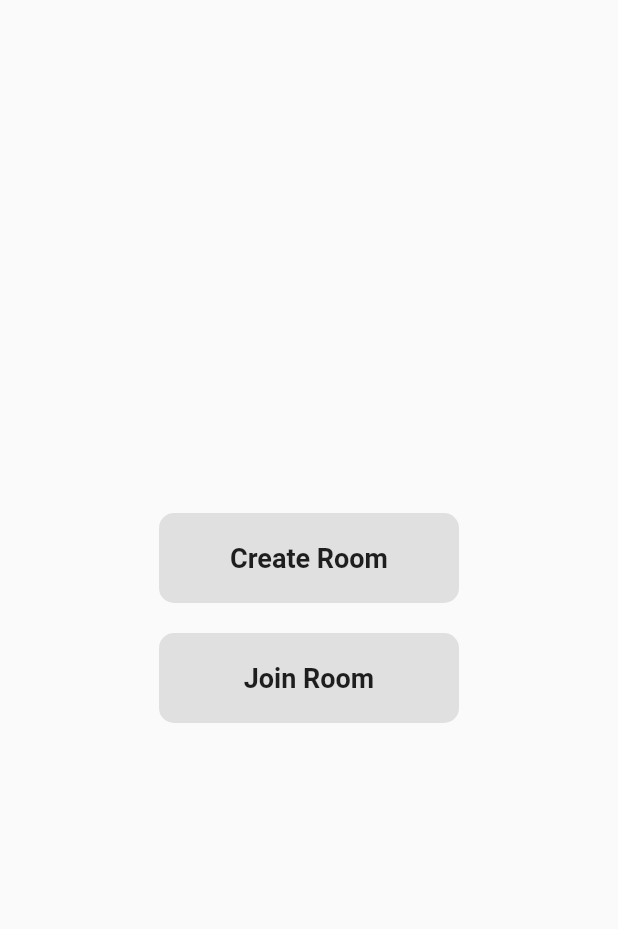
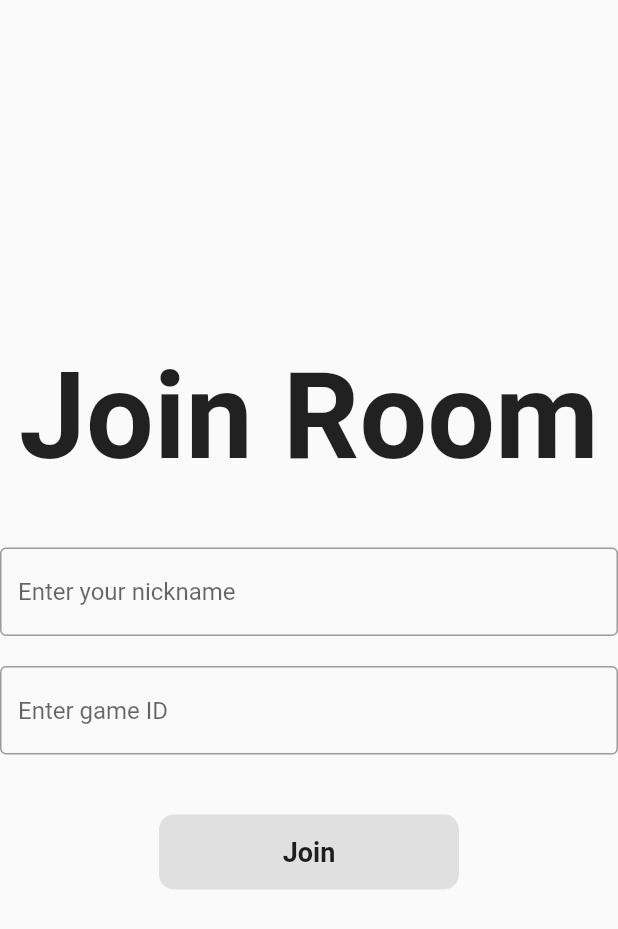
Before and after one commit to rungpreawpan/TicTacToe_Game, a Flutter app: the screen it shows after launch, after a tap on "Join Room", on a phone screen of 412 x 824 dp. Shown: the top 929 px of the screen. Run offline on Flutter 3.47's test engine with Material 2 defaults, Android fonts, the phone set to English and light mode, and no system bars.

Commit message:
add create room and join room screen

```diff
--- /dev/null
+++ b/lib/components/main_menu_button.dart
@@ -0,0 +1,35 @@
+import 'package:flutter/material.dart';
+
+class MainMenuButton extends StatelessWidget {
+  final String buttonTitle;
+  final VoidCallback onTap;
+
+  MainMenuButton({
+    required this.buttonTitle,
+    required this.onTap,
+  });
+
+  @override
+  Widget build(BuildContext context) {
+    return InkWell(
+      onTap: onTap,
+      child: Container(
+        height: 60,
+        width: 200,
+        decoration: BoxDecoration(
+          borderRadius: BorderRadius.circular(10),
+          color: Colors.grey.shade300,
+        ),
+        child: Center(
+          child: Text(
+            buttonTitle,
+            style: const TextStyle(
+              fontSize: 18,
+              fontWeight: FontWeight.bold,
+            ),
+          ),
+        ),
+      ),
+    );
+  }
+}
--- a/lib/main.dart
+++ b/lib/main.dart
@@ -1,4 +1,7 @@
 import 'package:flutter/material.dart';
+import 'package:tictactoe_game/screens/create_room_screen.dart';
+import 'package:tictactoe_game/screens/game_screen.dart';
+import 'package:tictactoe_game/screens/join_room_screen.dart';
 import 'package:tictactoe_game/screens/main_menu_screen.dart';
 
 void main() {
@@ -18,6 +21,9 @@ class MyApp extends StatelessWidget {
       ),
       routes: {
         MainMenuScreen.routeName: (context) => MainMenuScreen(),
+        JoinRoomScreen.routeName: (context) => JoinRoomScreen(),
+        CreateRoomScreen.routeName: (context) => CreateRoomScreen(),
+        GameScreen.routeName: (context) => GameScreen(),
       },
       initialRoute: MainMenuScreen.routeName,
     );
--- a/lib/screens/join_room_screen.dart
+++ b/lib/screens/join_room_screen.dart
@@ -0,0 +1,72 @@
+import 'package:flutter/material.dart';
+import 'package:tictactoe_game/responsive/responsive.dart';
+
+class JoinRoomScreen extends StatefulWidget {
+  static String routeName = 'joinroom';
+
+  @override
+  State<JoinRoomScreen> createState() => _JoinRoomScreenState();
+}
+
+class _JoinRoomScreenState extends State<JoinRoomScreen> {
+  final TextEditingController _nameController = TextEditingController();
+  final TextEditingController _gameIdController = TextEditingController();
+
+  @override
+  Widget build(BuildContext context) {
+    return Scaffold(
+      body: Responsive(
+        child: Container(
+          child: Column(
+            mainAxisAlignment: MainAxisAlignment.center,
+            crossAxisAlignment: CrossAxisAlignment.center,
+            children: [
+              const Text(
+                'Join Room',
+                style: TextStyle(
+                  fontSize: 80,
+                  fontWeight: FontWeight.bold,
+                ),
+              ),
+              const SizedBox(height: 40),
+              TextField(
+                controller: _nameController,
+                decoration: const InputDecoration(
+                    border: OutlineInputBorder(),
+                    hintText: 'Enter your nickname'),
+              ),
+              const SizedBox(height: 20),
+              TextField(
+                controller: _gameIdController,
+                decoration: const InputDecoration(
+                    border: OutlineInputBorder(),
+                    hintText: 'Enter game ID'),
+              ),
+              const SizedBox(height: 40),
+              InkWell(
+                onTap: () {},
+                child: Container(
+                  height: 50,
+                  width: 200,
+                  decoration: BoxDecoration(
+                    color: Colors.grey.shade300,
+                    borderRadius: BorderRadius.circular(10),
+                  ),
+                  child: const Center(
+                    child: Text(
+                      'Join',
+                      style: TextStyle(
+                        fontSize: 18,
+                        fontWeight: FontWeight.bold,
+                      ),
+                    ),
+                  ),
+                ),
+              ),
+            ],
+          ),
+        ),
+      ),
+    );
+  }
+}
--- a/lib/screens/main_menu_screen.dart
+++ b/lib/screens/main_menu_screen.dart
@@ -1,8 +1,19 @@
 import 'package:flutter/material.dart';
+import 'package:tictactoe_game/components/main_menu_button.dart';
 import 'package:tictactoe_game/responsive/responsive.dart';
+import 'package:tictactoe_game/screens/create_room_screen.dart';
+import 'package:tictactoe_game/screens/join_room_screen.dart';
 
 class MainMenuScreen extends StatelessWidget {
   static String routeName = '/mainmenu';
+
+  void createRoom(BuildContext context) {
+    Navigator.pushNamed(context, CreateRoomScreen.routeName);
+  }
+
+  void joinRoom(BuildContext context) {
+    Navigator.pushNamed(context, JoinRoomScreen.routeName);
+  }
 
   @override
   Widget build(BuildContext context) {
@@ -13,49 +24,19 @@ class MainMenuScreen extends StatelessWidget {
         children: [
           MainMenuButton(
             buttonTitle: 'Create Room',
-            onTap: () {},
+            onTap: () {
+              createRoom(context);
+            },
           ),
           const SizedBox(height: 20),
           MainMenuButton(
             buttonTitle: 'Join Room',
-            onTap: () {},
+            onTap: () {
+              joinRoom(context);
+            },
           ),
         ],
       )),
     );
   }
 }
-
-class MainMenuButton extends StatelessWidget {
-  final String buttonTitle;
-  final VoidCallback onTap;
-
-  MainMenuButton({
-    required this.buttonTitle,
-    required this.onTap,
-  });
-
-  @override
-  Widget build(BuildContext context) {
-    return InkWell(
-      onTap: () {},
-      child: Container(
-        height: 60,
-        width: 200,
-        decoration: BoxDecoration(
-          borderRadius: BorderRadius.circular(10),
-          color: Colors.grey.shade300,
-        ),
-        child: Center(
-          child: Text(
-            buttonTitle,
-            style: const TextStyle(
-              fontSize: 18,
-              fontWeight: FontWeight.bold,
-            ),
-          ),
-        ),
-      ),
-    );
-  }
-}
```
Also changed, not shown: lib/screens/create_room_screen.dart (+64 -0 lines), lib/screens/game_screen.dart (+15 -0 lines).
